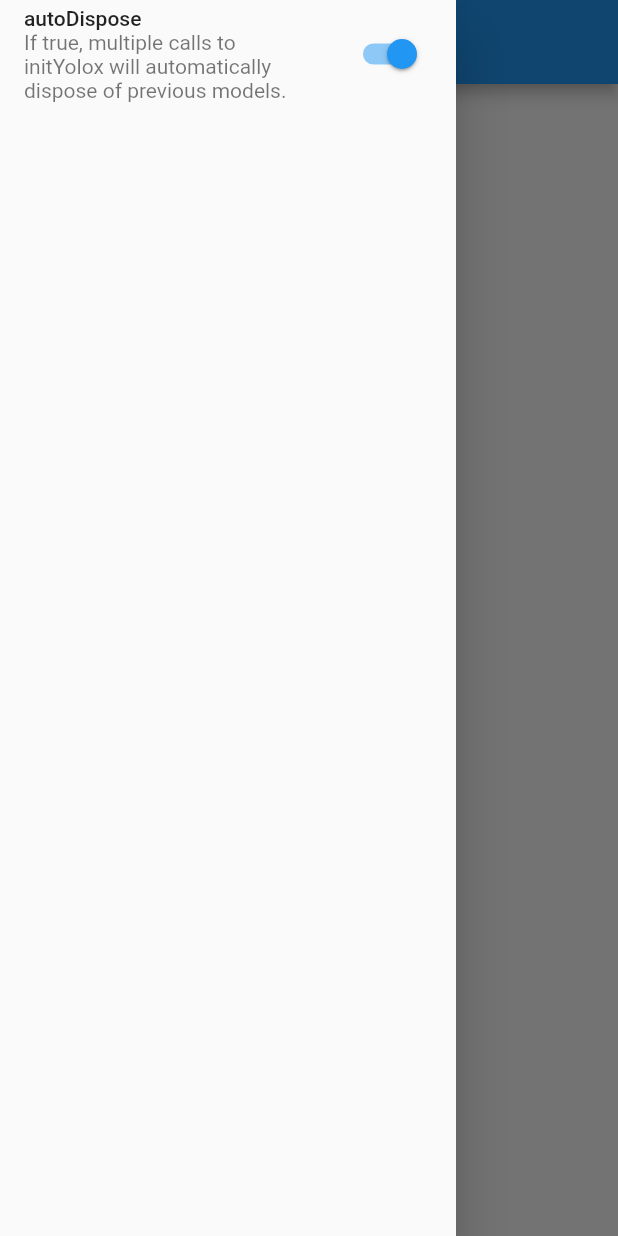
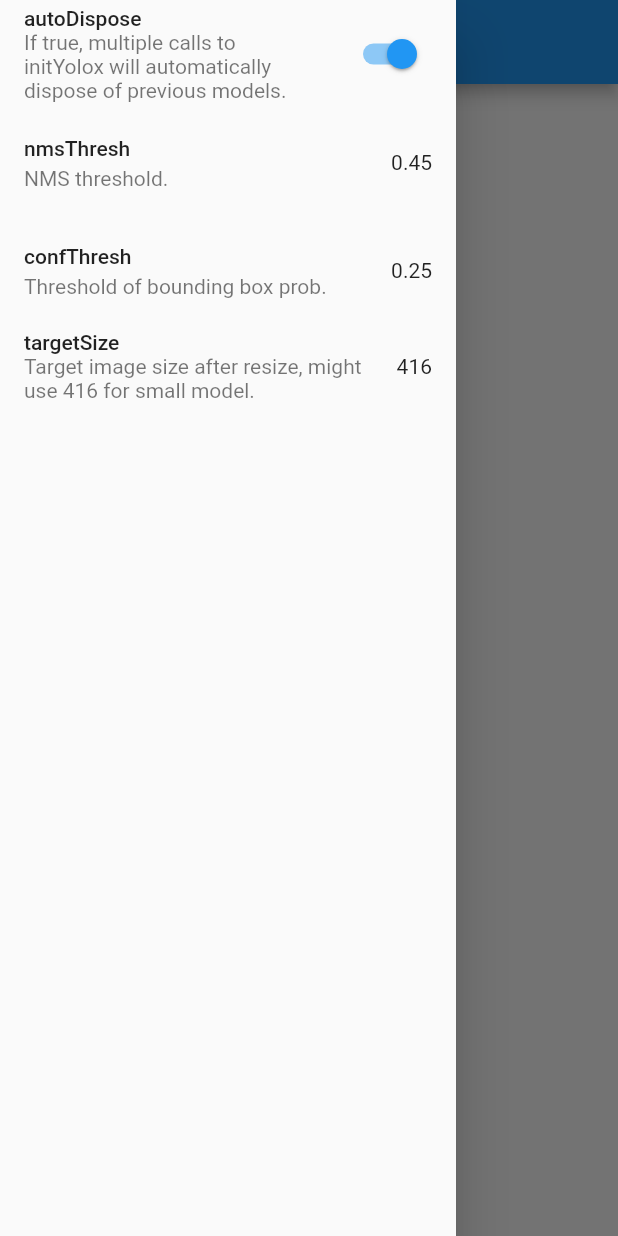
Before and after one commit to KoheiKanagu/ncnn_yolox_flutter, a Flutter app: the screen it shows after launch, in the side drawer, after a tap on "from camera stream", on a phone screen of 412 x 824 dp. Run offline on Flutter 3.47's test engine with Material 2 defaults, Android fonts, the phone set to English and light mode, and no system bars; our stand-ins replace adaptive_dialog, camera, freezed_annotation, hooks_riverpod, image_picker; missing offline and left inert: dart:ffi.

Commit message:
fix example

```diff
--- a/example/lib/pages/my_home_page_drawer.dart
+++ b/example/lib/pages/my_home_page_drawer.dart
@@ -1,3 +1,4 @@
+import 'package:adaptive_dialog/adaptive_dialog.dart';
 import 'package:flutter/material.dart';
 import 'package:hooks_riverpod/hooks_riverpod.dart';
 import 'package:ncnn_yolox_flutter_example/providers/ncnn_yolox_options.dart';
@@ -26,6 +27,75 @@ class MyHomePageDrawer extends HookConsumerWidget {
                       );
             },
           ),
+          ListTile(
+            title: const Text('nmsThresh'),
+            subtitle: const Text('NMS threshold.'),
+            trailing: Text(ref.watch(ncnnYoloxOptions).nmsThresh.toString()),
+            onTap: () async {
+              final results = await showTextInputDialog(
+                context: context,
+                title: 'nmsThresh',
+                textFields: [
+                  const DialogTextField(
+                    keyboardType: TextInputType.numberWithOptions(
+                      decimal: true,
+                    ),
+                  ),
+                ],
+              );
+
+              ref.read(ncnnYoloxOptions.notifier).state =
+                  ref.read(ncnnYoloxOptions).copyWith(
+                        nmsThresh: double.parse(results!.first),
+                      );
+            },
+          ),
+          ListTile(
+            title: const Text('confThresh'),
+            subtitle: const Text('Threshold of bounding box prob.'),
+            trailing: Text(ref.watch(ncnnYoloxOptions).confThresh.toString()),
+            onTap: () async {
+              final results = await showTextInputDialog(
+                context: context,
+                title: 'confThresh',
+                textFields: [
+                  const DialogTextField(
+                    keyboardType: TextInputType.numberWithOptions(
+                      decimal: true,
+                    ),
+                  ),
+                ],
+              );
+
+              ref.read(ncnnYoloxOptions.notifier).state =
+                  ref.read(ncnnYoloxOptions).copyWith(
+                        confThresh: double.parse(results!.first),
+                      );
+            },
+          ),
+          ListTile(
+            title: const Text('targetSize'),
+            subtitle: const Text(
+              'Target image size after resize, might use 416 for small model.',
+            ),
+            trailing: Text(ref.watch(ncnnYoloxOptions).targetSize.toString()),
+            onTap: () async {
+              final results = await showTextInputDialog(
+                context: context,
+                title: 'targetSize',
+                textFields: [
+                  const DialogTextField(
+                    keyboardType: TextInputType.number,
+                  ),
+                ],
+              );
+
+              ref.read(ncnnYoloxOptions.notifier).state =
+                  ref.read(ncnnYoloxOptions).copyWith(
+                        targetSize: int.parse(results!.first),
+                      );
+            },
+          )
         ],
       ),
     );
--- a/example/lib/providers/ncnn_yolox_controller.dart
+++ b/example/lib/providers/ncnn_yolox_controller.dart
@@ -32,6 +32,9 @@ class NcnnYoloxController extends StateNotifier<List<YoloxResults>> {
       modelPath: 'assets/yolox/yolox.bin',
       paramPath: 'assets/yolox/yolox.param',
       autoDispose: _read(ncnnYoloxOptions).autoDispose,
+      nmsThresh: _read(ncnnYoloxOptions).nmsThresh,
+      confThresh: _read(ncnnYoloxOptions).confThresh,
+      targetSize: _read(ncnnYoloxOptions).targetSize,
     );
   }
 
--- a/example/lib/providers/ncnn_yolox_options.dart
+++ b/example/lib/providers/ncnn_yolox_options.dart
@@ -1,5 +1,6 @@
 import 'package:freezed_annotation/freezed_annotation.dart';
 import 'package:hooks_riverpod/hooks_riverpod.dart';
+import 'package:ncnn_yolox_flutter/ncnn_yolox.dart';
 
 part 'ncnn_yolox_options.freezed.dart';
 
@@ -7,6 +8,9 @@ part 'ncnn_yolox_options.freezed.dart';
 class NcnnYoloxOptions with _$NcnnYoloxOptions {
   const factory NcnnYoloxOptions({
     @Default(true) bool autoDispose,
+    @Default(yoloxNmsThreshDefault) double nmsThresh,
+    @Default(yoloxConfThreshDefault) double confThresh,
+    @Default(yoloxTargetSizeDefault) int targetSize,
   }) = _NcnnYoloxOptions;
 }
 
--- a/example/pubspec.yaml
+++ b/example/pubspec.yaml
@@ -7,6 +7,7 @@ environment:
   sdk: ">=2.18.0 <3.0.0"
 
 dependencies:
+  adaptive_dialog: ^1.8.0+1
   camera: ^0.10.0+4
   flutter:
     sdk: flutter
```
Also changed, not shown: example/lib/providers/ncnn_yolox_options.freezed.dart, example/pubspec.lock.
